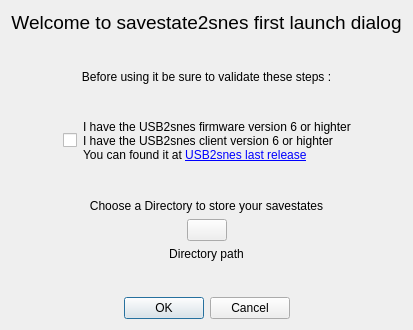
Before: the Qt Designer form firsttimedialog.ui in Skarsnik/Savestate2snes, drawn with Qt 5.
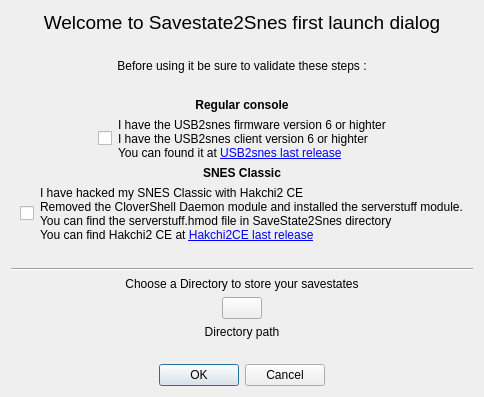
After: the same form once the commit is applied.

Commit message: Added SNES Classic prerequis in the first time dialog

```diff
--- a/firsttimedialog.ui
+++ b/firsttimedialog.ui
@@ -6,8 +6,8 @@
    <rect>
     <x>0</x>
     <y>0</y>
-    <width>408</width>
-    <height>330</height>
+    <width>484</width>
+    <height>397</height>
    </rect>
   </property>
   <property name="windowTitle">
@@ -20,7 +20,7 @@
    <item>
     <widget class="QLabel" name="label">
      <property name="text">
-      <string>&lt;html&gt;&lt;head/&gt;&lt;body&gt;&lt;p&gt;&lt;span style=&quot; font-size:14pt;&quot;&gt;Welcome to savestate2snes first launch dialog&lt;/span&gt;&lt;/p&gt;&lt;/body&gt;&lt;/html&gt;</string>
+      <string>&lt;html&gt;&lt;head/&gt;&lt;body&gt;&lt;p&gt;&lt;span style=&quot; font-size:14pt;&quot;&gt;Welcome to Savestate2Snes first launch dialog&lt;/span&gt;&lt;/p&gt;&lt;/body&gt;&lt;/html&gt;</string>
      </property>
      <property name="alignment">
       <set>Qt::AlignCenter</set>
@@ -63,6 +63,16 @@
      </property>
     </spacer>
    </item>
+   <item>
+    <widget class="QLabel" name="label_5">
+     <property name="text">
+      <string>&lt;html&gt;&lt;head/&gt;&lt;body&gt;&lt;p&gt;&lt;span style=&quot; font-weight:600;&quot;&gt;Regular console&lt;/span&gt;&lt;/p&gt;&lt;/body&gt;&lt;/html&gt;</string>
+     </property>
+     <property name="alignment">
+      <set>Qt::AlignCenter</set>
+     </property>
+    </widget>
+   </item>
    <item>
     <layout class="QHBoxLayout" name="horizontalLayout">
      <item>
@@ -113,6 +123,63 @@
      </item>
     </layout>
    </item>
+   <item>
+    <widget class="QLabel" name="label_6">
+     <property name="text">
+      <string>&lt;html&gt;&lt;head/&gt;&lt;body&gt;&lt;p&gt;&lt;span style=&quot; font-weight:600;&quot;&gt;SNES Classic&lt;/span&gt;&lt;/p&gt;&lt;/body&gt;&lt;/html&gt;</string>
+     </property>
+     <property name="alignment">
+      <set>Qt::AlignCenter</set>
+     </property>
+    </widget>
+   </item>
+   <item>
+    <layout class="QHBoxLayout" name="horizontalLayout_3">
+     <item>
+      <spacer name="horizontalSpacer_5">
+       <property name="orientation">
+        <enum>Qt::Horizontal</enum>
+       </property>
+       <property name="sizeHint" stdset="0">
+        <size>
+         <width>40</width>
+         <height>20</height>
+        </size>
+       </property>
+      </spacer>
+     </item>
+     <item>
+      <widget class="QCheckBox" name="classicCheckBox">
+       <property name="text">
+        <string/>
+       </property>
+      </widget>
+     </item>
+     <item>
+      <widget class="QLabel" name="label_7">
+       <property name="text">
+        <string>&lt;html&gt;&lt;head/&gt;&lt;body&gt;&lt;p&gt;I have hacked my SNES Classic with Hakchi2 CE&lt;br/&gt;Removed the CloverShell Daemon module and installed the serverstuff module.&lt;br/&gt;You can find the serverstuff.hmod file in SaveState2Snes directory&lt;br/&gt;You can find Hakchi2 CE at &lt;a href=&quot;https://github.com/TeamShinkansen/hakchi2/releases&quot;&gt;Hakchi2CE last release&lt;/a&gt; &lt;/p&gt;&lt;/body&gt;&lt;/html&gt;</string>
+       </property>
+       <property name="wordWrap">
+        <bool>false</bool>
+       </property>
+      </widget>
+     </item>
+     <item>
+      <spacer name="horizontalSpacer_6">
+       <property name="orientation">
+        <enum>Qt::Horizontal</enum>
+       </property>
+       <property name="sizeHint" stdset="0">
+        <size>
+         <width>40</width>
+         <height>20</height>
+        </size>
+       </property>
+      </spacer>
+     </item>
+    </layout>
+   </item>
    <item>
     <spacer name="verticalSpacer_2">
      <property name="orientation">
@@ -126,6 +193,13 @@
      </property>
     </spacer>
    </item>
+   <item>
+    <widget class="Line" name="line">
+     <property name="orientation">
+      <enum>Qt::Horizontal</enum>
+     </property>
+    </widget>
+   </item>
    <item>
     <widget class="QLabel" name="label_3">
      <property name="text">
```
The commit also changes 2 other files.
